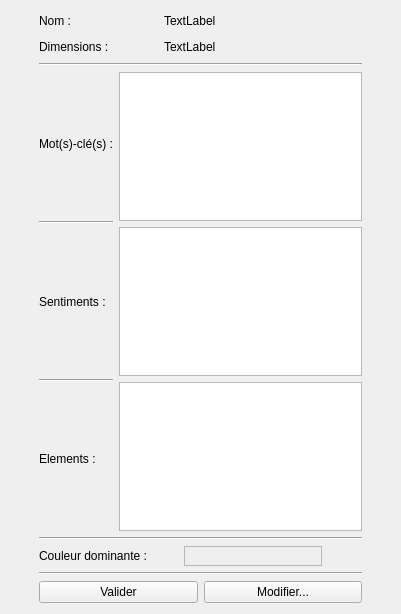
Qt form widgets/info.ui (GLTron3000/IHM_Photos) before a commit.
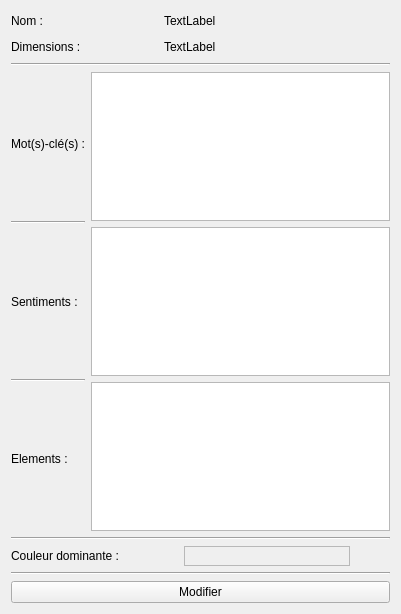
The same form after that commit.

Commit message: Semi fix infos

Patch:
```diff
--- a/widgets/info.ui
+++ b/widgets/info.ui
@@ -14,32 +14,7 @@
    <string>Form</string>
   </property>
   <layout class="QGridLayout" name="gridLayout_4">
-   <item row="4" column="1">
-    <widget class="Line" name="line_6">
-     <property name="orientation">
-      <enum>Qt::Horizontal</enum>
-     </property>
-    </widget>
-   </item>
-   <item row="7" column="1">
-    <layout class="QHBoxLayout" name="horizontalLayout_3">
-     <item>
-      <widget class="QPushButton" name="ButtonValider">
-       <property name="text">
-        <string>Valider</string>
-       </property>
-      </widget>
-     </item>
-     <item>
-      <widget class="QPushButton" name="ButtonEdit">
-       <property name="text">
-        <string>Modifier...</string>
-       </property>
-      </widget>
-     </item>
-    </layout>
-   </item>
-   <item row="1" column="1">
+   <item row="1" column="0">
     <layout class="QGridLayout" name="gridLayout_3">
      <item row="0" column="0">
       <widget class="QLabel" name="whLabel">
@@ -73,7 +48,14 @@
      </item>
     </layout>
    </item>
-   <item row="5" column="1">
+   <item row="2" column="0">
+    <widget class="Line" name="line">
+     <property name="orientation">
+      <enum>Qt::Horizontal</enum>
+     </property>
+    </widget>
+   </item>
+   <item row="5" column="0">
     <layout class="QHBoxLayout" name="horizontalLayout_4">
      <item>
       <widget class="QLabel" name="couleurDLabel">
@@ -110,14 +92,14 @@
      </item>
     </layout>
    </item>
-   <item row="6" column="1">
+   <item row="6" column="0">
     <widget class="Line" name="line_7">
      <property name="orientation">
       <enum>Qt::Horizontal</enum>
      </property>
     </widget>
    </item>
-   <item row="0" column="1">
+   <item row="0" column="0">
     <layout class="QGridLayout" name="gridLayout_2">
      <item row="0" column="1">
       <widget class="QLabel" name="valueNameLabel">
@@ -151,7 +133,25 @@
      </item>
     </layout>
    </item>
-   <item row="3" column="1">
+   <item row="4" column="0">
+    <widget class="Line" name="line_6">
+     <property name="orientation">
+      <enum>Qt::Horizontal</enum>
+     </property>
+    </widget>
+   </item>
+   <item row="7" column="0">
+    <layout class="QHBoxLayout" name="horizontalLayout_3">
+     <item>
+      <widget class="QPushButton" name="ButtonEdit">
+       <property name="text">
+        <string>Modifier</string>
+       </property>
+      </widget>
+     </item>
+    </layout>
+   </item>
+   <item row="3" column="0">
     <layout class="QGridLayout" name="gridLayout">
      <item row="0" column="0">
       <layout class="QVBoxLayout" name="verticalLayout">
@@ -211,39 +211,6 @@
      </item>
     </layout>
    </item>
-   <item row="2" column="1">
-    <widget class="Line" name="line">
-     <property name="orientation">
-      <enum>Qt::Horizontal</enum>
-     </property>
-    </widget>
-   </item>
-   <item row="3" column="2">
-    <spacer name="horizontalSpacer_2">
-     <property name="orientation">
-      <enum>Qt::Horizontal</enum>
-     </property>
-     <property name="sizeHint" stdset="0">
-      <size>
-       <width>40</width>
-       <height>20</height>
-      </size>
-     </property>
-    </spacer>
-   </item>
-   <item row="3" column="0">
-    <spacer name="horizontalSpacer">
-     <property name="orientation">
-      <enum>Qt::Horizontal</enum>
-     </property>
-     <property name="sizeHint" stdset="0">
-      <size>
-       <width>40</width>
-       <height>20</height>
-      </size>
-     </property>
-    </spacer>
-   </item>
   </layout>
  </widget>
  <resources/>
```
The commit also changes 6 other files.
